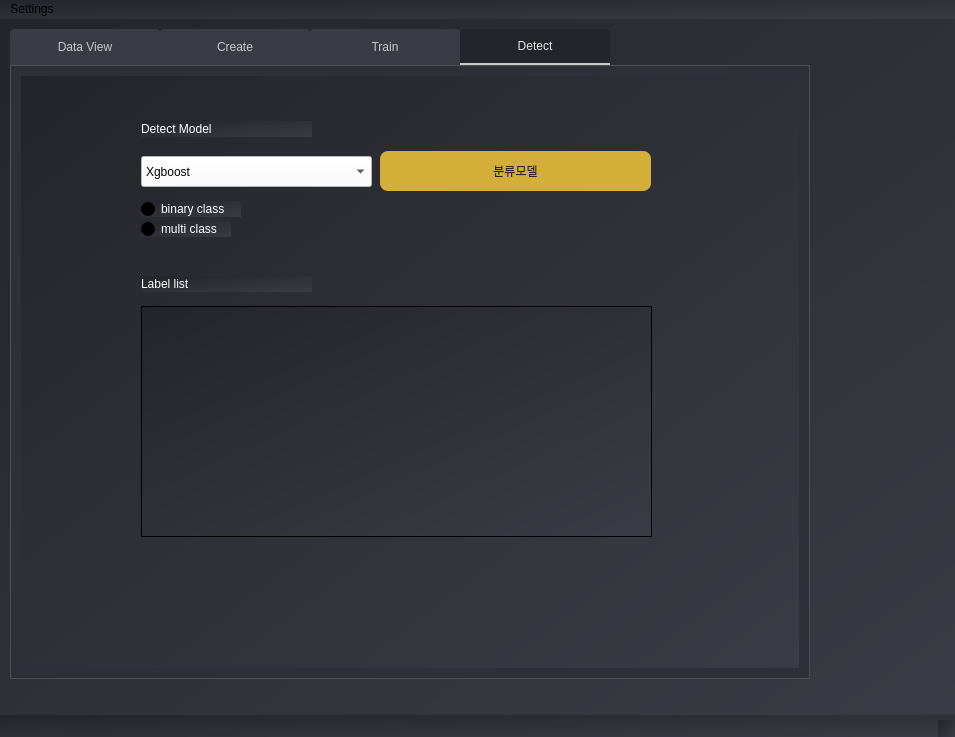
First picture: the form in AiFileDetector_2024/new.ui, repository jamemanionda/AiFileDetector_2024, before the edit.
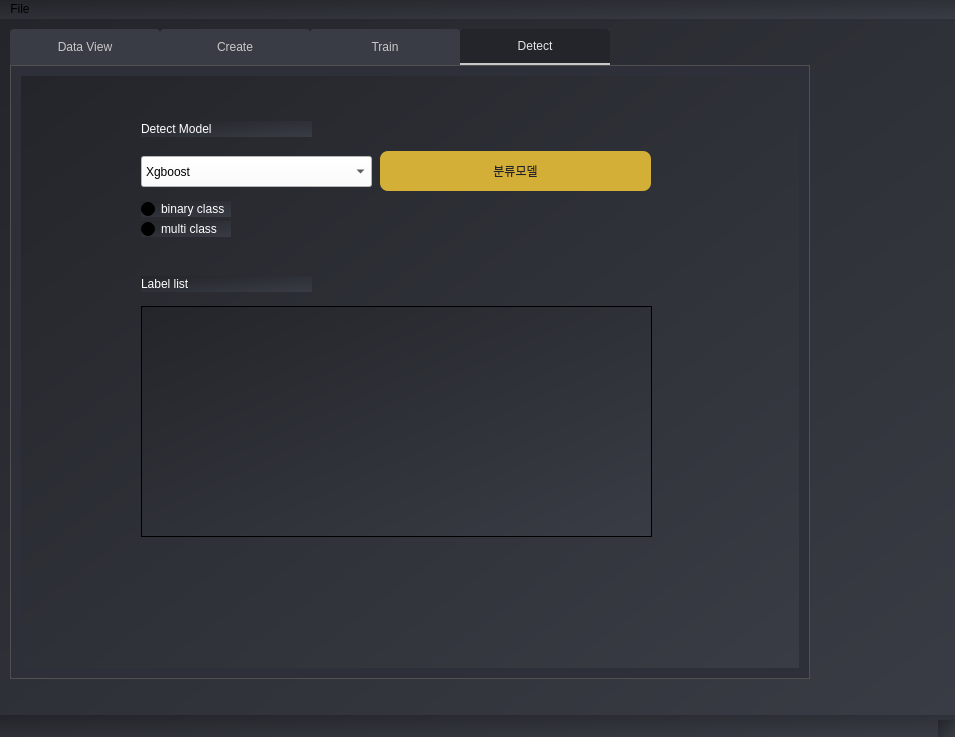
Second picture: the form after the edit. The open tabs and pages were chosen to show the change.

Commit message: 1101 은지 중복된 파일 해시로 처리

Diff of the .ui file:
```diff
--- a/AiFileDetector_2024/new.ui
+++ b/AiFileDetector_2024/new.ui
@@ -1018,7 +1018,7 @@
        <rect>
         <x>120</x>
         <y>125</y>
-        <width>100</width>
+        <width>90</width>
         <height>16</height>
        </rect>
       </property>
@@ -1109,7 +1109,7 @@
    </property>
    <widget class="QMenu" name="menu">
     <property name="title">
-     <string>Settings</string>
+     <string>File</string>
     </property>
    </widget>
    <addaction name="menu"/>
```
Left out of the diff: 18 changed lines with no effect on the pictures. The commit also changes 2 other files.
